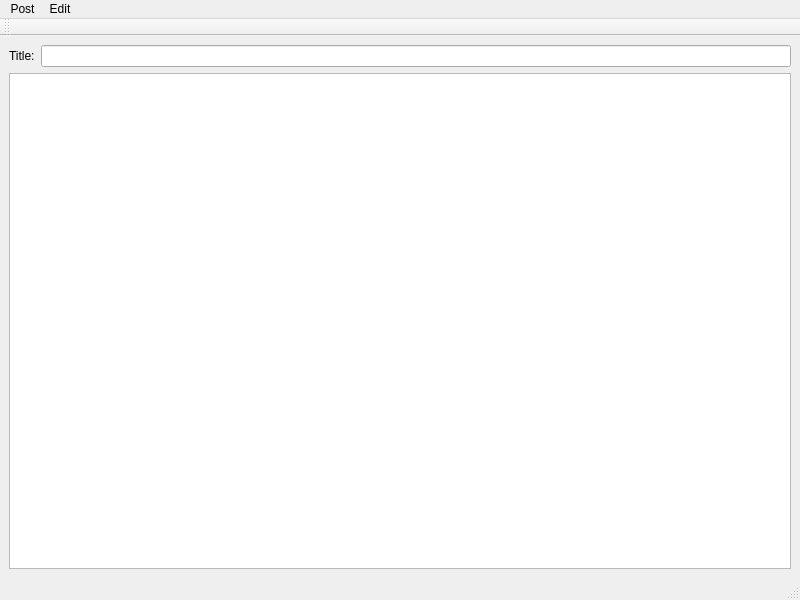
Before: the Qt Designer form BartleBlog/ui/rsteditor.ui in ralsina/ra-blog, drawn with Qt 5.
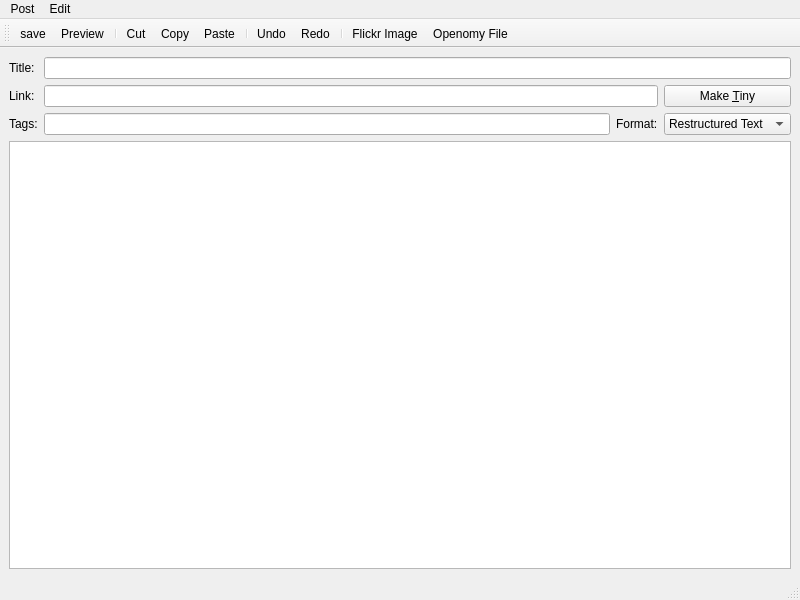
After: the same form once the commit is applied. Icons and pictures are not drawn.

Patch:
```diff
--- a/BartleBlog/ui/rsteditor.ui
+++ b/BartleBlog/ui/rsteditor.ui
@@ -21,27 +21,97 @@
      <number>6</number>
     </property>
     <item>
-     <layout class="QHBoxLayout" >
+     <layout class="QGridLayout" >
       <property name="margin" >
        <number>0</number>
       </property>
       <property name="spacing" >
        <number>6</number>
       </property>
-      <item>
-       <widget class="QLabel" name="label" >
+      <item row="2" column="1" >
+       <widget class="QLineEdit" name="tags" />
+      </item>
+      <item row="2" column="3" >
+       <widget class="QComboBox" name="format" >
+        <property name="sizePolicy" >
+         <sizepolicy>
+          <hsizetype>5</hsizetype>
+          <vsizetype>0</vsizetype>
+          <horstretch>0</horstretch>
+          <verstretch>0</verstretch>
+         </sizepolicy>
+        </property>
+        <item>
+         <property name="text" >
+          <string>Restructured Text</string>
+         </property>
+        </item>
+        <item>
+         <property name="text" >
+          <string>HTML</string>
+         </property>
+        </item>
+       </widget>
+      </item>
+      <item row="0" column="1" colspan="3" >
+       <widget class="QLineEdit" name="title" />
+      </item>
+      <item row="2" column="2" >
+       <widget class="QLabel" name="label_3" >
         <property name="text" >
-         <string>Title:</string>
+         <string>Format:</string>
         </property>
        </widget>
       </item>
-      <item>
-       <widget class="QLineEdit" name="Title" />
+      <item row="1" column="1" colspan="2" >
+       <widget class="QLineEdit" name="link" />
+      </item>
+      <item row="1" column="3" >
+       <widget class="QPushButton" name="pushButton" >
+        <property name="text" >
+         <string>Make &amp;Tiny</string>
+        </property>
+       </widget>
+      </item>
+      <item rowspan="3" row="0" column="0" >
+       <layout class="QVBoxLayout" >
+        <property name="margin" >
+         <number>0</number>
+        </property>
+        <property name="spacing" >
+         <number>6</number>
+        </property>
+        <item>
+         <widget class="QLabel" name="label" >
+          <property name="text" >
+           <string>Title:</string>
+          </property>
+         </widget>
+        </item>
+        <item>
+         <widget class="QLabel" name="label_4" >
+          <property name="text" >
+           <string>Link:</string>
+          </property>
+         </widget>
+        </item>
+        <item>
+         <widget class="QLabel" name="label_2" >
+          <property name="text" >
+           <string>Tags:</string>
+          </property>
+         </widget>
+        </item>
+       </layout>
       </item>
      </layout>
     </item>
     <item>
-     <widget class="QTextEdit" name="editor" />
+     <widget class="QTextEdit" name="editor" >
+      <property name="acceptRichText" >
+       <bool>false</bool>
+      </property>
+     </widget>
     </item>
    </layout>
   </widget>
@@ -52,6 +122,18 @@
    <attribute name="toolBarArea" >
     <number>4</number>
    </attribute>
+   <addaction name="actionSave" />
+   <addaction name="actionPreview" />
+   <addaction name="separator" />
+   <addaction name="actionCut" />
+   <addaction name="actionCopy" />
+   <addaction name="actionPaste" />
+   <addaction name="separator" />
+   <addaction name="actionUndo" />
+   <addaction name="actionRedo" />
+   <addaction name="separator" />
+   <addaction name="actionFlickr_Image" />
+   <addaction name="actionOpenomy_File" />
   </widget>
   <widget class="QMenuBar" name="menuBar" >
    <property name="geometry" >
@@ -142,6 +224,14 @@
     <string>Openomy File</string>
    </property>
   </action>
+  <action name="actionSave" >
+   <property name="icon" >
+    <iconset resource="icons.qrc" >:/icons/icons/filesave.png</iconset>
+   </property>
+   <property name="text" >
+    <string>save</string>
+   </property>
+  </action>
  </widget>
  <resources/>
  <connections/>
```
Left out of the diff: 52 changed lines with no effect on the pictures.
